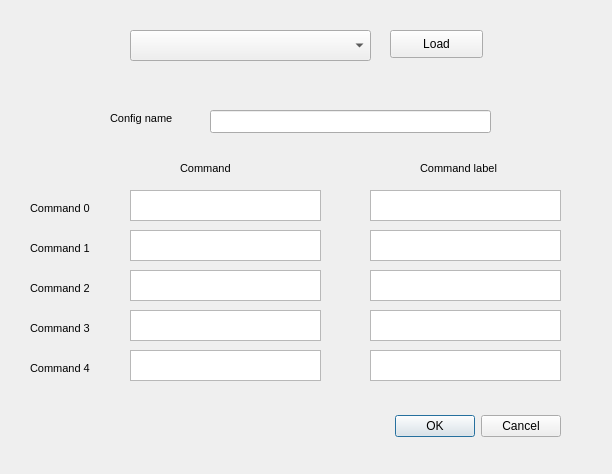
Before: the Qt Designer form CommandEditor.ui in anjankow/terminal, drawn with Qt 5.
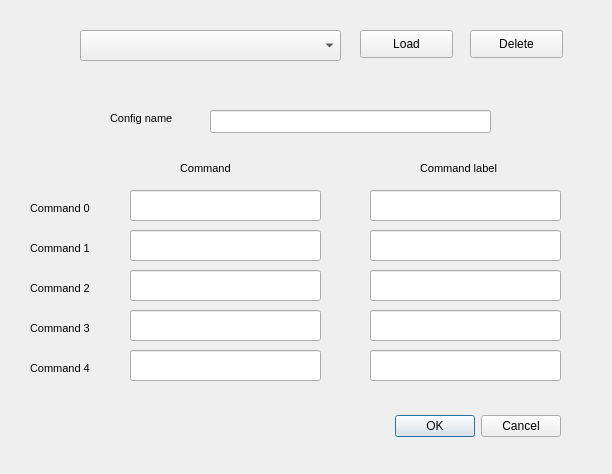
After: the same form once the commit is applied.

Commit message: Add command holder and basic functionality

What changed in the file:
```diff
--- a/CommandEditor.ui
+++ b/CommandEditor.ui
@@ -29,7 +29,7 @@
     <set>QDialogButtonBox::Cancel|QDialogButtonBox::Ok</set>
    </property>
   </widget>
-  <widget class="QPlainTextEdit" name="plainTextEdit_0">
+  <widget class="QLineEdit" name="commandText_0">
    <property name="geometry">
     <rect>
      <x>130</x>
@@ -44,50 +44,13 @@
      <pointsize>10</pointsize>
     </font>
    </property>
-   <property name="verticalScrollBarPolicy">
-    <enum>Qt::ScrollBarAlwaysOff</enum>
-   </property>
-   <property name="horizontalScrollBarPolicy">
-    <enum>Qt::ScrollBarAlwaysOff</enum>
-   </property>
-   <property name="lineWrapMode">
-    <enum>QPlainTextEdit::NoWrap</enum>
-   </property>
-   <property name="plainText">
-    <string notr="true"/>
-   </property>
    <property name="placeholderText">
     <string notr="true"/>
    </property>
-  </widget>
-  <widget class="QPlainTextEdit" name="plainTextEdit_3">
-   <property name="geometry">
-    <rect>
-     <x>130</x>
-     <y>310</y>
-     <width>191</width>
-     <height>31</height>
-    </rect>
+   <property name="tabChangesFocus" stdset="0">
+    <bool>true</bool>
    </property>
-   <property name="font">
-    <font>
-     <family>Consolas</family>
-     <pointsize>10</pointsize>
-    </font>
-   </property>
-   <property name="verticalScrollBarPolicy">
-    <enum>Qt::ScrollBarAlwaysOff</enum>
-   </property>
-   <property name="horizontalScrollBarPolicy">
-    <enum>Qt::ScrollBarAlwaysOff</enum>
-   </property>
-   <property name="lineWrapMode">
-    <enum>QPlainTextEdit::NoWrap</enum>
-   </property>
-   <property name="plainText">
-    <string notr="true"/>
-   </property>
-   <property name="placeholderText">
+   <property name="plainText" stdset="0">
     <string notr="true"/>
    </property>
   </widget>
@@ -129,37 +92,6 @@
     <string>Command 0</string>
    </property>
   </widget>
-  <widget class="QPlainTextEdit" name="plainTextEdit_1">
-   <property name="geometry">
-    <rect>
-     <x>130</x>
-     <y>230</y>
-     <width>191</width>
-     <height>31</height>
-    </rect>
-   </property>
-   <property name="font">
-    <font>
-     <family>Consolas</family>
-     <pointsize>10</pointsize>
-    </font>
-   </property>
-   <property name="verticalScrollBarPolicy">
-    <enum>Qt::ScrollBarAlwaysOff</enum>
-   </property>
-   <property name="horizontalScrollBarPolicy">
-    <enum>Qt::ScrollBarAlwaysOff</enum>
-   </property>
-   <property name="lineWrapMode">
-    <enum>QPlainTextEdit::NoWrap</enum>
-   </property>
-   <property name="plainText">
-    <string notr="true"/>
-   </property>
-   <property name="placeholderText">
-    <string notr="true"/>
-   </property>
-  </widget>
   <widget class="QLabel" name="label_2">
    <property name="geometry">
     <rect>
@@ -198,68 +130,6 @@
     <string>Command 4</string>
    </property>
   </widget>
-  <widget class="QPlainTextEdit" name="plainTextEdit_2">
-   <property name="geometry">
-    <rect>
-     <x>130</x>
-     <y>270</y>
-     <width>191</width>
-     <height>31</height>
-    </rect>
-   </property>
-   <property name="font">
-    <font>
-     <family>Consolas</family>
-     <pointsize>10</pointsize>
-    </font>
-   </property>
-   <property name="verticalScrollBarPolicy">
-    <enum>Qt::ScrollBarAlwaysOff</enum>
-   </property>
-   <property name="horizontalScrollBarPolicy">
-    <enum>Qt::ScrollBarAlwaysOff</enum>
-   </property>
-   <property name="lineWrapMode">
-    <enum>QPlainTextEdit::NoWrap</enum>
-   </property>
-   <property name="plainText">
-    <string notr="true"/>
-   </property>
-   <property name="placeholderText">
-    <string notr="true"/>
-   </property>
-  </widget>
-  <widget class="QPlainTextEdit" name="plainTextEdit_4">
-   <property name="geometry">
-    <rect>
-     <x>130</x>
-     <y>350</y>
-     <width>191</width>
-     <height>31</height>
-    </rect>
-   </property>
-   <property name="font">
-    <font>
-     <family>Consolas</family>
-     <pointsize>10</pointsize>
-    </font>
-   </property>
-   <property name="verticalScrollBarPolicy">
-    <enum>Qt::ScrollBarAlwaysOff</enum>
-   </property>
-   <property name="horizontalScrollBarPolicy">
-    <enum>Qt::ScrollBarAlwaysOff</enum>
-   </property>
-   <property name="lineWrapMode">
-    <enum>QPlainTextEdit::NoWrap</enum>
-   </property>
-   <property name="plainText">
-    <string notr="true"/>
-   </property>
-   <property name="placeholderText">
-    <string notr="true"/>
-   </property>
-  </widget>
   <widget class="QLabel" name="label_1">
    <property name="geometry">
     <rect>
@@ -289,131 +159,7 @@
     </rect>
    </property>
   </widget>
-  <widget class="QPlainTextEdit" name="plainTextEdit_5">
-   <property name="geometry">
-    <rect>
-     <x>370</x>
-     <y>230</y>
-     <width>191</width>
-     <height>31</height>
-    </rect>
-   </property>
-   <property name="font">
-    <font>
-     <family>Consolas</family>
-     <pointsize>10</pointsize>
-    </font>
-   </property>
-   <property name="verticalScrollBarPolicy">
-    <enum>Qt::ScrollBarAlwaysOff</enum>
-   </property>
-   <property name="horizontalScrollBarPolicy">
-    <enum>Qt::ScrollBarAlwaysOff</enum>
-   </property>
-   <property name="lineWrapMode">
-    <enum>QPlainTextEdit::NoWrap</enum>
-   </property>
-   <property name="plainText">
-    <string notr="true"/>
-   </property>
-   <property name="placeholderText">
-    <string notr="true"/>
-   </property>
-  </widget>
-  <widget class="QPlainTextEdit" name="plainTextEdit_6">
-   <property name="geometry">
-    <rect>
-     <x>370</x>
-     <y>270</y>
-     <width>191</width>
-     <height>31</height>
-    </rect>
-   </property>
-   <property name="font">
-    <font>
-     <family>Consolas</family>
-     <pointsize>10</pointsize>
-    </font>
-   </property>
-   <property name="verticalScrollBarPolicy">
-    <enum>Qt::ScrollBarAlwaysOff</enum>
-   </property>
-   <property name="horizontalScrollBarPolicy">
-    <enum>Qt::ScrollBarAlwaysOff</enum>
-   </property>
-   <property name="lineWrapMode">
-    <enum>QPlainTextEdit::NoWrap</enum>
-   </property>
-   <property name="plainText">
-    <string notr="true"/>
-   </property>
-   <property name="placeholderText">
-    <string notr="true"/>
-   </property>
-  </widget>
-  <widget class="QPlainTextEdit" name="plainTextEdit_7">
-   <property name="geometry">
-    <rect>
-     <x>370</x>
-     <y>310</y>
-     <width>191</width>
-     <height>31</height>
-    </rect>
-   </property>
-   <property name="font">
-    <font>
-     <family>Consolas</family>
-     <pointsize>10</pointsize>
-    </font>
-   </property>
-   <property name="verticalScrollBarPolicy">
-    <enum>Qt::ScrollBarAlwaysOff</enum>
-   </property>
-   <property name="horizontalScrollBarPolicy">
-    <enum>Qt::ScrollBarAlwaysOff</enum>
-   </property>
-   <property name="lineWrapMode">
-    <enum>QPlainTextEdit::NoWrap</enum>
-   </property>
-   <property name="plainText">
-    <string notr="true"/>
-   </property>
-   <property name="placeholderText">
-    <string notr="true"/>
-   </property>
-  </widget>
-  <widget class="QPlainTextEdit" name="plainTextEdit_8">
-   <property name="geometry">
-    <rect>
-     <x>370</x>
-     <y>350</y>
-     <width>191</width>
-     <height>31</height>
-    </rect>
-   </property>
-   <property name="font">
-    <font>
-     <family>Consolas</family>
-     <pointsize>10</pointsize>
-    </font>
-   </property>
-   <property name="verticalScrollBarPolicy">
-    <enum>Qt::ScrollBarAlwaysOff</enum>
-   </property>
-   <property name="horizontalScrollBarPolicy">
-    <enum>Qt::ScrollBarAlwaysOff</enum>
-   </property>
-   <property name="lineWrapMode">
-    <enum>QPlainTextEdit::NoWrap</enum>
-   </property>
-   <property name="plainText">
-    <string notr="true"/>
-   </property>
-   <property name="placeholderText">
-    <string notr="true"/>
-   </property>
-  </widget>
-  <widget class="QPlainTextEdit" name="plainTextEdit_9">
+  <widget class="QLineEdit" name="comLabel_0">
    <property name="geometry">
     <rect>
      <x>370</x>
@@ -428,21 +174,15 @@
      <pointsize>10</pointsize>
     </font>
    </property>
-   <property name="verticalScrollBarPolicy">
-    <enum>Qt::ScrollBarAlwaysOff</enum>
-   </property>
-   <property name="horizontalScrollBarPolicy">
-    <enum>Qt::ScrollBarAlwaysOff</enum>
-   </property>
-   <property name="lineWrapMode">
-    <enum>QPlainTextEdit::NoWrap</enum>
-   </property>
-   <property name="plainText">
-    <string notr="true"/>
-   </property>
    <property name="placeholderText">
     <string notr="true"/>
    </property>
+   <property name="tabChangesFocus" stdset="0">
+    <bool>true</bool>
+   </property>
+   <property name="plainText" stdset="0">
+    <string notr="true"/>
+   </property>
   </widget>
   <widget class="QLabel" name="label_5">
    <property name="geometry">
@@ -504,7 +244,7 @@
   <widget class="QPushButton" name="pushButton">
    <property name="geometry">
     <rect>
-     <x>390</x>
+     <x>360</x>
      <y>30</y>
      <width>93</width>
      <height>28</height>
@@ -517,13 +257,226 @@
   <widget class="QComboBox" name="comboBox">
    <property name="geometry">
     <rect>
-     <x>130</x>
+     <x>80</x>
      <y>30</y>
-     <width>241</width>
+     <width>261</width>
      <height>31</height>
     </rect>
    </property>
   </widget>
+  <widget class="QPushButton" name="deleteButton">
+   <property name="geometry">
+    <rect>
+     <x>470</x>
+     <y>30</y>
+     <width>93</width>
+     <height>28</height>
+    </rect>
+   </property>
+   <property name="text">
+    <string>Delete</string>
+   </property>
+  </widget>
+  <widget class="QLineEdit" name="commandText_1">
+   <property name="geometry">
+    <rect>
+     <x>130</x>
+     <y>230</y>
+     <width>191</width>
+     <height>31</height>
+    </rect>
+   </property>
+   <property name="font">
+    <font>
+     <family>Consolas</family>
+     <pointsize>10</pointsize>
+    </font>
+   </property>
+   <property name="placeholderText">
+    <string notr="true"/>
+   </property>
+   <property name="tabChangesFocus" stdset="0">
+    <bool>true</bool>
+   </property>
+   <property name="plainText" stdset="0">
+    <string notr="true"/>
+   </property>
+  </widget>
+  <widget class="QLineEdit" name="commandText_2">
+   <property name="geometry">
+    <rect>
+     <x>130</x>
+     <y>270</y>
+     <width>191</width>
+     <height>31</height>
+    </rect>
+   </property>
+   <property name="font">
+    <font>
+     <family>Consolas</family>
+     <pointsize>10</pointsize>
+    </font>
+   </property>
+   <property name="placeholderText">
+    <string notr="true"/>
+   </property>
+   <property name="tabChangesFocus" stdset="0">
+    <bool>true</bool>
+   </property>
+   <property name="plainText" stdset="0">
+    <string notr="true"/>
+   </property>
+  </widget>
+  <widget class="QLineEdit" name="commandText_3">
+   <property name="geometry">
+    <rect>
+     <x>130</x>
+     <y>310</y>
+     <width>191</width>
+     <height>31</height>
+    </rect>
+   </property>
+   <property name="font">
+    <font>
+     <family>Consolas</family>
+     <pointsize>10</pointsize>
+    </font>
+   </property>
+   <property name="placeholderText">
+    <string notr="true"/>
+   </property>
+   <property name="tabChangesFocus" stdset="0">
+    <bool>true</bool>
+   </property>
+   <property name="plainText" stdset="0">
+    <string notr="true"/>
+   </property>
+  </widget>
+  <widget class="QLineEdit" name="commandText_4">
+   <property name="geometry">
+    <rect>
+     <x>130</x>
+     <y>350</y>
+     <width>191</width>
+     <height>31</height>
+    </rect>
+   </property>
+   <property name="font">
+    <font>
+     <family>Consolas</family>
+     <pointsize>10</pointsize>
+    </font>
+   </property>
+   <property name="placeholderText">
+    <string notr="true"/>
+   </property>
+   <property name="tabChangesFocus" stdset="0">
+    <bool>true</bool>
+   </property>
+   <property name="plainText" stdset="0">
+    <string notr="true"/>
+   </property>
+  </widget>
+  <widget class="QLineEdit" name="comLabel_1">
+   <property name="geometry">
+    <rect>
+     <x>370</x>
+     <y>230</y>
+     <width>191</width>
+     <height>31</height>
+    </rect>
+   </property>
+   <property name="font">
+    <font>
+     <family>Consolas</family>
+     <pointsize>10</pointsize>
+    </font>
+   </property>
+   <property name="placeholderText">
+    <string notr="true"/>
+   </property>
+   <property name="tabChangesFocus" stdset="0">
+    <bool>true</bool>
+   </property>
+   <property name="plainText" stdset="0">
+    <string notr="true"/>
+   </property>
+  </widget>
+  <widget class="QLineEdit" name="comLabel_2">
+   <property name="geometry">
+    <rect>
+     <x>370</x>
+     <y>270</y>
+     <width>191</width>
+     <height>31</height>
+    </rect>
+   </property>
+   <property name="font">
+    <font>
+     <family>Consolas</family>
+     <pointsize>10</pointsize>
+    </font>
+   </property>
+   <property name="placeholderText">
+    <string notr="true"/>
+   </property>
+   <property name="tabChangesFocus" stdset="0">
+    <bool>true</bool>
+   </property>
+   <property name="plainText" stdset="0">
+    <string notr="true"/>
+   </property>
+  </widget>
+  <widget class="QLineEdit" name="comLabel_3">
+   <property name="geometry">
+    <rect>
+     <x>370</x>
+     <y>310</y>
+     <width>191</width>
+     <height>31</height>
+    </rect>
+   </property>
+   <property name="font">
+    <font>
+     <family>Consolas</family>
+     <pointsize>10</pointsize>
+    </font>
+   </property>
+   <property name="placeholderText">
+    <string notr="true"/>
+   </property>
+   <property name="tabChangesFocus" stdset="0">
+    <bool>true</bool>
+   </property>
+   <property name="plainText" stdset="0">
+    <string notr="true"/>
+   </property>
+  </widget>
+  <widget class="QLineEdit" name="comLabel_4">
+   <property name="geometry">
+    <rect>
+     <x>370</x>
+     <y>350</y>
+     <width>191</width>
+     <height>31</height>
+    </rect>
+   </property>
+   <property name="font">
+    <font>
+     <family>Consolas</family>
+     <pointsize>10</pointsize>
+    </font>
+   </property>
+   <property name="placeholderText">
+    <string notr="true"/>
+   </property>
+   <property name="tabChangesFocus" stdset="0">
+    <bool>true</bool>
+   </property>
+   <property name="plainText" stdset="0">
+    <string notr="true"/>
+   </property>
+  </widget>
  </widget>
  <resources/>
  <connections>
```
Left out of the diff: 20 changed lines with no effect on the pictures. The commit also changes 5 other files.
